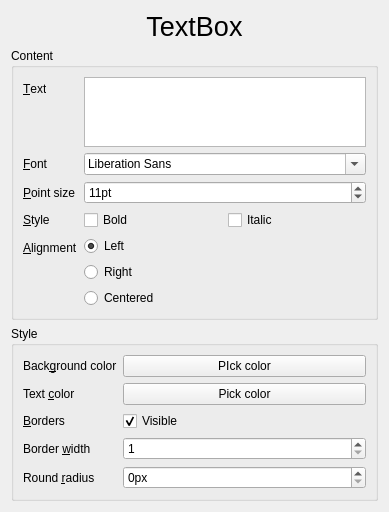
jose94752/ClipEdit, file sources/Forms/formtextboxes.ui: the form before one commit.
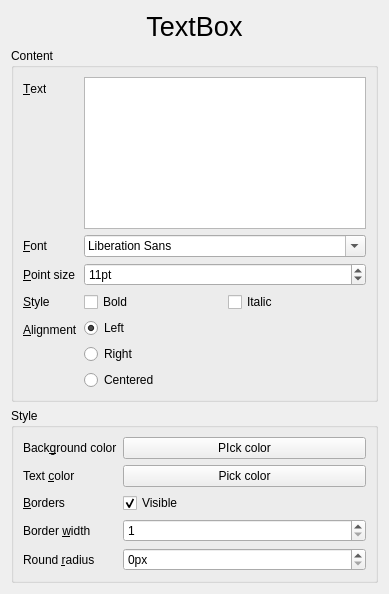
The form after the commit.

```diff
--- a/sources/Forms/formtextboxes.ui
+++ b/sources/Forms/formtextboxes.ui
@@ -7,7 +7,7 @@
     <x>0</x>
     <y>0</y>
     <width>389</width>
-    <height>509</height>
+    <height>594</height>
    </rect>
   </property>
   <property name="windowTitle">
```
